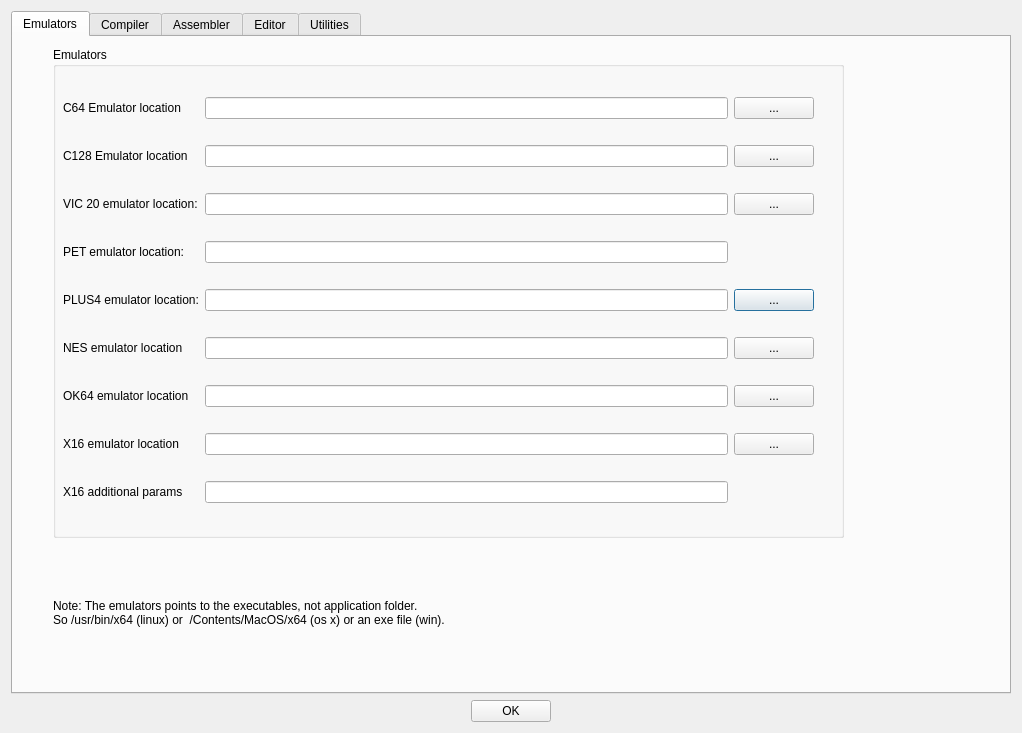
Above: source/dialogtrsesettings.ui from leuat/TRSE before the change. Below: the same form after it.
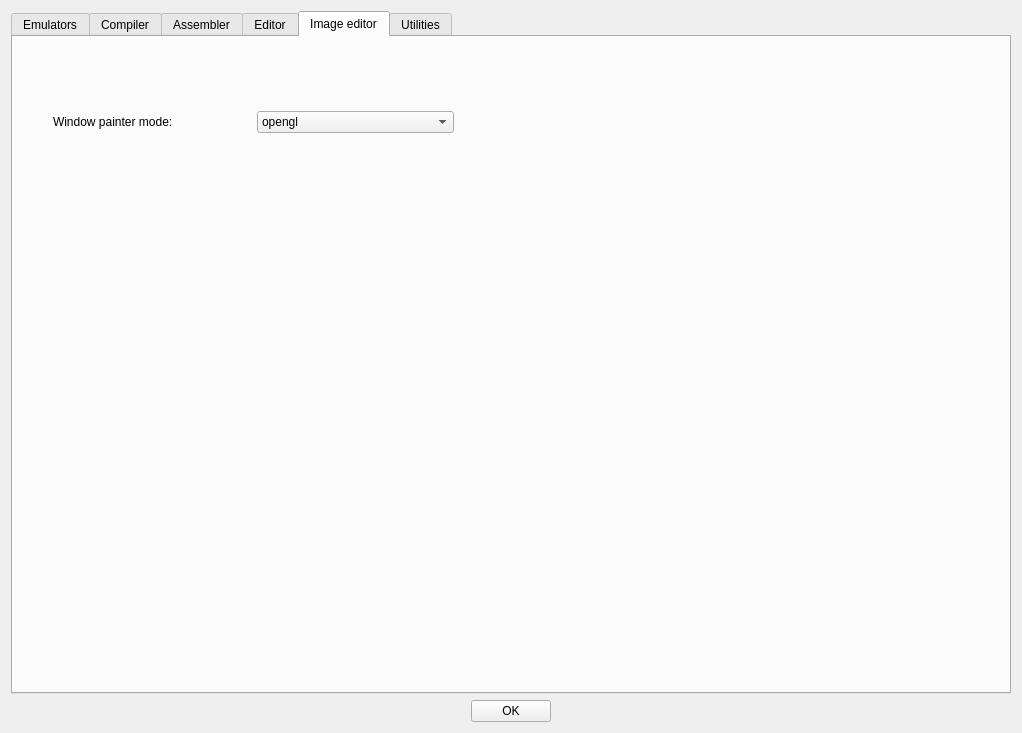
That is the form after the change.

```diff
--- a/source/dialogtrsesettings.ui
+++ b/source/dialogtrsesettings.ui
@@ -19,7 +19,7 @@
      <item>
       <widget class="QTabWidget" name="tabWidget">
        <property name="currentIndex">
-        <number>0</number>
+        <number>4</number>
        </property>
        <widget class="QWidget" name="tab_2">
         <attribute name="title">
@@ -613,6 +613,44 @@
          </layout>
         </widget>
        </widget>
+       <widget class="QWidget" name="tab_5">
+        <attribute name="title">
+         <string>Image editor</string>
+        </attribute>
+        <widget class="QWidget" name="gridLayoutWidget_6">
+         <property name="geometry">
+          <rect>
+           <x>40</x>
+           <y>50</y>
+           <width>401</width>
+           <height>71</height>
+          </rect>
+         </property>
+         <layout class="QGridLayout" name="gridLayout_10">
+          <item row="0" column="0">
+           <widget class="QLabel" name="label_28">
+            <property name="text">
+             <string>Window painter mode:</string>
+            </property>
+           </widget>
+          </item>
+          <item row="0" column="1">
+           <widget class="QComboBox" name="cmbPainter">
+            <item>
+             <property name="text">
+              <string>opengl</string>
+             </property>
+            </item>
+            <item>
+             <property name="text">
+              <string>qtimage</string>
+             </property>
+            </item>
+           </widget>
+          </item>
+         </layout>
+        </widget>
+       </widget>
        <widget class="QWidget" name="tab">
         <attribute name="title">
          <string>Utilities</string>
```
